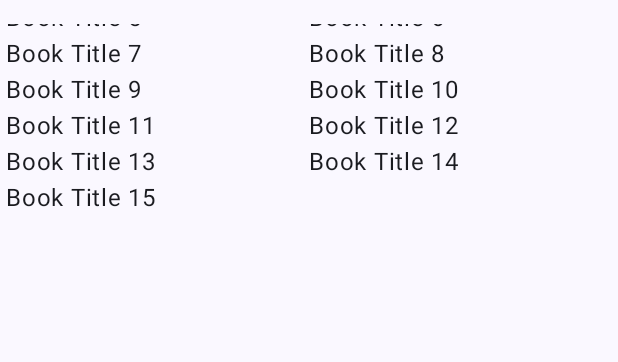
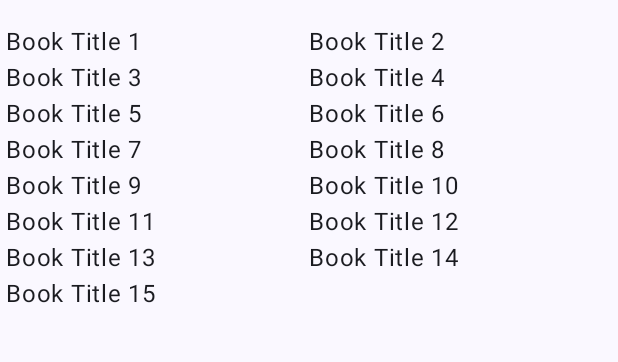
Before and after one commit to awu0/342w5rtjla, an Android app built with Jetpack Compose: the screen it shows after launch (MainActivity), on a phone screen of 412 x 824 dp, the part 72-434 px from its top. Run offline under Robolectric (Android 15) with nearby library versions, the phone set to English and light mode, and no system bars.

Commit message:
fixed padding issue with top bar

```diff
--- a/app/src/main/java/com/awu0/bookshelf/ui/BookshelfApp.kt
+++ b/app/src/main/java/com/awu0/bookshelf/ui/BookshelfApp.kt
@@ -1,6 +1,7 @@
 package com.awu0.bookshelf.ui
 
 import androidx.compose.foundation.layout.fillMaxSize
+import androidx.compose.foundation.layout.padding
 import androidx.compose.material3.CenterAlignedTopAppBar
 import androidx.compose.material3.ExperimentalMaterial3Api
 import androidx.compose.material3.MaterialTheme
@@ -28,16 +29,17 @@ fun BookshelfApp() {
     Scaffold(
         modifier = Modifier.nestedScroll(scrollBehavior.nestedScrollConnection),
         topBar = { BookshelfTopBar(scrollBehavior = scrollBehavior) }
-    ) {
+    ) { contentPadding ->
         Surface(
-            modifier = Modifier.fillMaxSize()
+            modifier = Modifier
+                .fillMaxSize()
+                .padding(contentPadding)
         ) {
             val bookshelfViewModel: BookshelfViewModel =
                 viewModel(factory = BookshelfViewModel.Factory)
 
             HomeScreen(
                 bookshelfUiState = bookshelfViewModel.bookshelfUiState,
-                contentPadding = it
             )
         }
     }
@@ -60,15 +62,3 @@ fun BookshelfTopBar(
         modifier = modifier
     )
 }
-
-@Preview(showBackground = true, showSystemUi = true)
-@Composable
-fun BookshelfAppPreview() {
-    BookshelfTheme {
-        Surface(
-            modifier = Modifier.fillMaxSize()
-        ) {
-            BookshelfApp()
-        }
-    }
-}
--- a/app/src/main/java/com/awu0/bookshelf/ui/screens/HomeScreen.kt
+++ b/app/src/main/java/com/awu0/bookshelf/ui/screens/HomeScreen.kt
@@ -15,7 +15,6 @@ import com.awu0.bookshelf.model.Book
 fun HomeScreen(
     bookshelfUiState: BookshelfUiState,
     modifier: Modifier = Modifier,
-    contentPadding: PaddingValues = PaddingValues(0.dp)
 ) {
     when (bookshelfUiState) {
         is BookshelfUiState.Loading -> Text("Loading")
```
